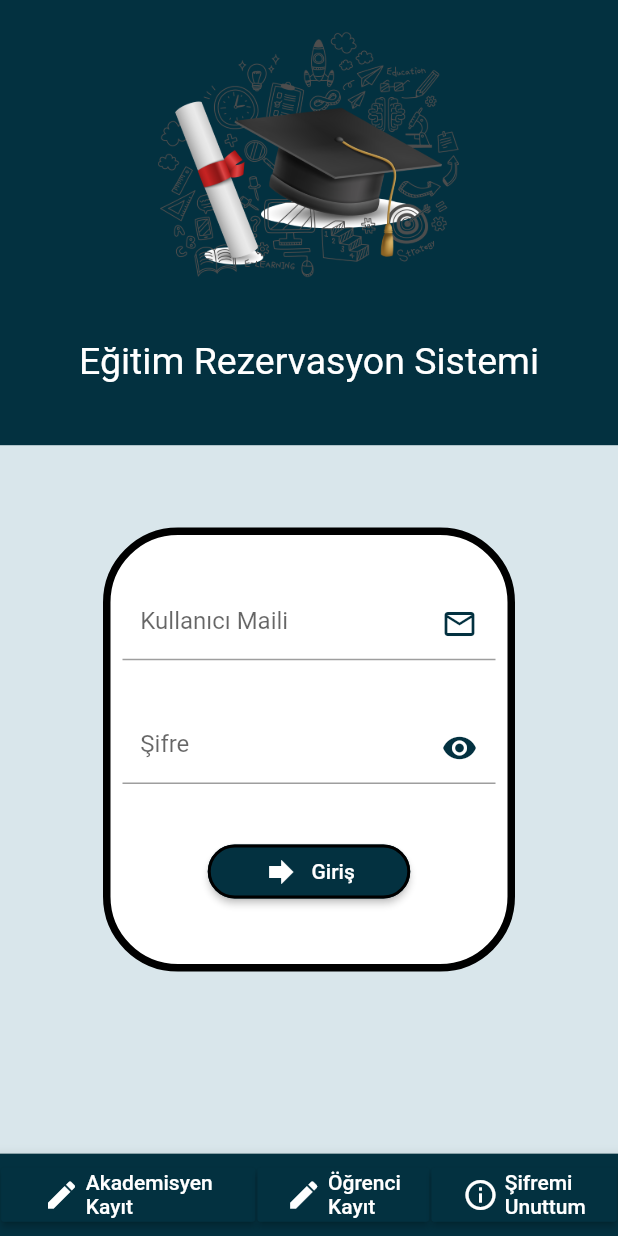
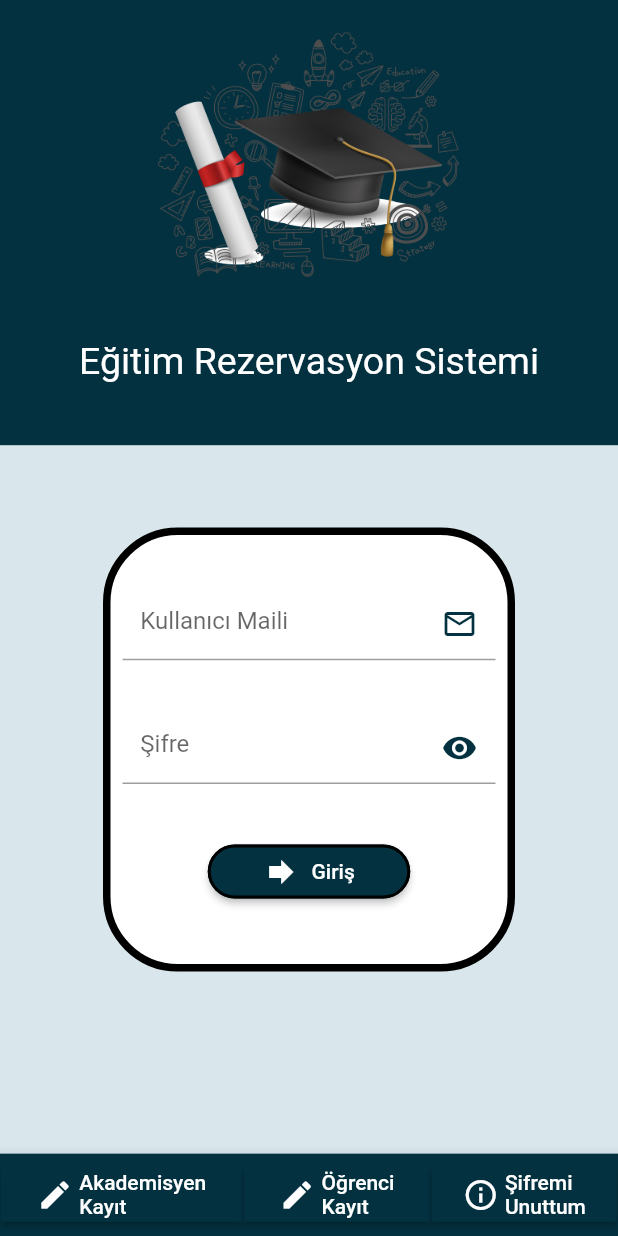
Before and after one commit to yagizdoner/Graduation-Project-1, a Flutter app: the screen it shows after launch, on a phone screen of 412 x 824 dp. Run offline on Flutter 3.47's test engine with Material 2 defaults, Android fonts, the light colour scheme and no system bars; our stand-ins replace cloud_firestore, firebase_auth, firebase_storage, flutter_slidable, flutter_spinkit, image_picker and 3 more; missing offline and left inert: dropdownfield; accounts and stored records are empty.

Commit message:
7 Temmuz 1

```diff
--- a/lib/screens/loginScreen.dart
+++ b/lib/screens/loginScreen.dart
@@ -215,7 +215,7 @@ class _LoginScreenState extends State<LoginScreen> {
               RaisedButton(
                 color: Color(0xFF033140),
                 child: Container(
-                  width: MediaQuery.of(context).size.width/3,
+                  width: MediaQuery.of(context).size.width/3.2,
                   child: Row(
                     mainAxisAlignment: MainAxisAlignment.center,
                     children: <Widget>[
@@ -243,7 +243,7 @@ class _LoginScreenState extends State<LoginScreen> {
               RaisedButton(
                 color: Color(0xFF033140),
                 child: Container(
-                  width: MediaQuery.of(context).size.width/5,
+                  width: MediaQuery.of(context).size.width/4.5,
                   child: Row(
                     mainAxisAlignment: MainAxisAlignment.center,
                     children: <Widget>[
--- a/lib/screens/profScreens/courseDetail.dart
+++ b/lib/screens/profScreens/courseDetail.dart
@@ -101,7 +101,7 @@ class _CourseDetailState extends State<CourseDetail> {
                RaisedButton(
                 color: Color(0xFF033140),
                 child: Container(
-                  width: MediaQuery.of(context).size.width/4,
+                  width: MediaQuery.of(context).size.width/3,
                   child: Row(
                     mainAxisAlignment: MainAxisAlignment.center,
                     children: <Widget>[
@@ -109,7 +109,7 @@ class _CourseDetailState extends State<CourseDetail> {
                         MdiIcons.update,
                         color: Colors.white,
                       ),
-                      SizedBox(width:MediaQuery.of(context).size.height/40),
+                      SizedBox(width:MediaQuery.of(context).size.width/40),
                       Text(
                         'Dersi\nGüncelle',
                         style: TextStyle(
```
